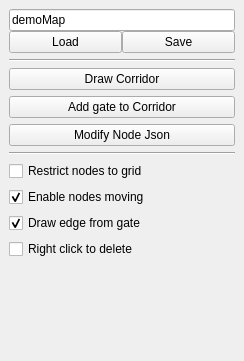
This is include/tmapping/UI/dockBuildMap.ui in StumboEugen/TMapping as Qt 5 draws it before an edit. The edited form follows.
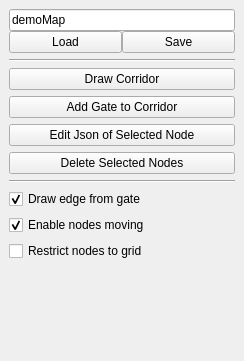
This is the edited form.

Commit message: 为QNode添加选中的功能, 添加删除选中QNode的功能, 调整部分美工

```diff
--- a/include/tmapping/UI/dockBuildMap.ui
+++ b/include/tmapping/UI/dockBuildMap.ui
@@ -82,14 +82,21 @@
     <item>
      <widget class="QPushButton" name="btnAddGate2Corridor">
       <property name="text">
-       <string>Add gate to Corridor</string>
+       <string>Add Gate to Corridor</string>
       </property>
      </widget>
     </item>
     <item>
      <widget class="QPushButton" name="modifyJson">
       <property name="text">
-       <string>Modify Node Json</string>
+       <string>Edit Json of Selected Node</string>
+      </property>
+     </widget>
+    </item>
+    <item>
+     <widget class="QPushButton" name="btnDeleteSelectedNodes">
+      <property name="text">
+       <string>Delete Selected Nodes</string>
       </property>
      </widget>
     </item>
@@ -100,23 +107,6 @@
       </property>
      </widget>
     </item>
-    <item>
-     <widget class="QCheckBox" name="cbRestrictGrid">
-      <property name="text">
-       <string>Restrict nodes to grid</string>
-      </property>
-     </widget>
-    </item>
-    <item>
-     <widget class="QCheckBox" name="cbEnableNodesMoving">
-      <property name="text">
-       <string>Enable nodes moving</string>
-      </property>
-      <property name="checked">
-       <bool>true</bool>
-      </property>
-     </widget>
-    </item>
     <item>
      <widget class="QCheckBox" name="cbDrawFromGate">
       <property name="text">
@@ -128,9 +118,19 @@
      </widget>
     </item>
     <item>
-     <widget class="QCheckBox" name="cbRightClick2Delete">
+     <widget class="QCheckBox" name="cbEnableNodesMoving">
       <property name="text">
-       <string>Right click to delete</string>
+       <string>Enable nodes moving</string>
+      </property>
+      <property name="checked">
+       <bool>true</bool>
+      </property>
+     </widget>
+    </item>
+    <item>
+     <widget class="QCheckBox" name="cbRestrictGrid">
+      <property name="text">
+       <string>Restrict nodes to grid</string>
       </property>
      </widget>
     </item>
```
Left out of the diff: 2 changed lines with no effect on the pictures. The commit also changes 6 other files.
